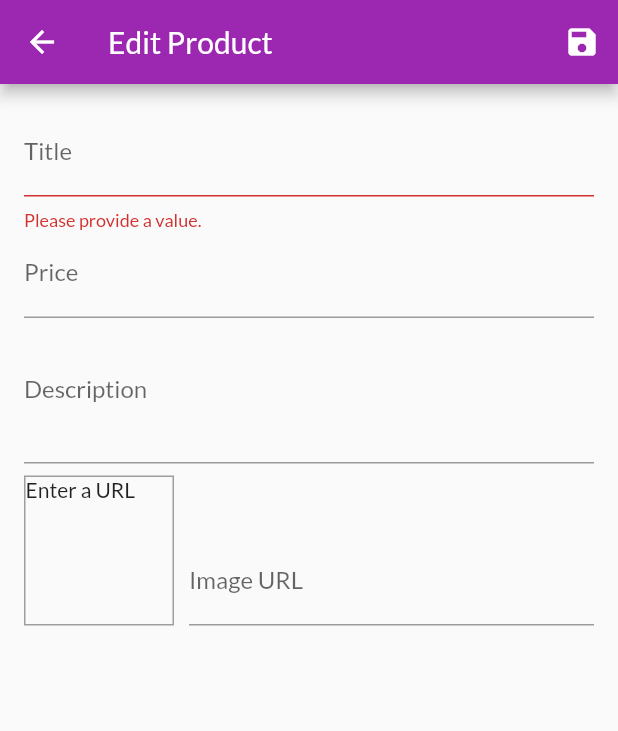
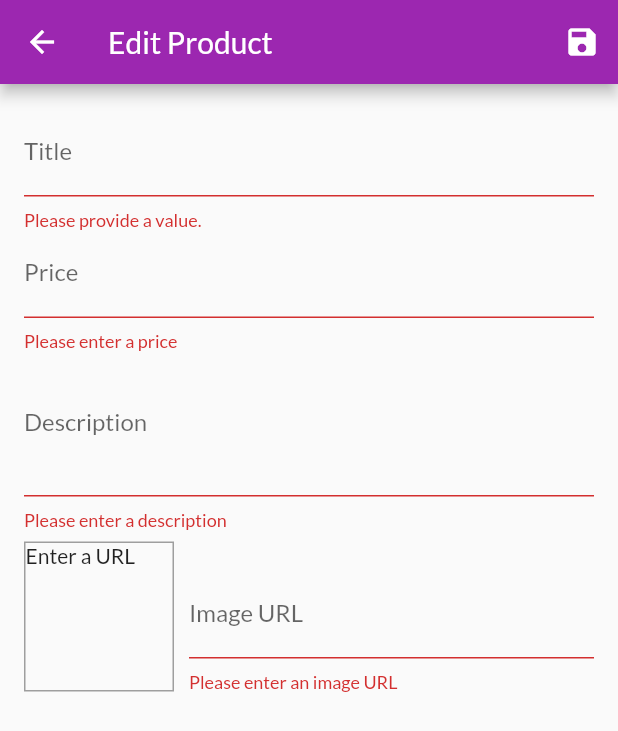
Before and after one commit to Hiro-o-ai/shop_app, a Flutter app: the EditProductScreen screen opened by its route, after a tap on the "save" icon, on a phone screen of 412 x 824 dp. Shown: the top 731 px of the screen. Run offline on Flutter 3.47's test engine with Material 2 defaults, Android fonts, the phone set to English and light mode, and no system bars; network calls fail.

Commit message:
validationを他にも対応

```diff
--- a/lib/screens/edit_product_screen.dart
+++ b/lib/screens/edit_product_screen.dart
@@ -47,6 +47,14 @@ class _EditProductScreenState extends State<EditProductScreen> {
 
   void _updateImageUrl() {
     if (!_imageURLFocusNode.hasFocus) {
+      if (_imageURLController.text.isEmpty ||
+          _imageURLController.text.startsWith('http') ||
+          _imageURLController.text.startsWith('https') ||
+          (!_imageURLController.text.endsWith('.png') &&
+              !_imageURLController.text.endsWith('.jpg') &&
+              !_imageURLController.text.endsWith('.jpeg'))) {
+        return;
+      }
       setState(() {});
     }
   }
@@ -119,6 +127,19 @@ class _EditProductScreenState extends State<EditProductScreen> {
                 onFieldSubmitted: (_) {
                   FocusScope.of(context).requestFocus(_descriptionFocusNode);
                 },
+                validator: (value) {
+                  if (value.isEmpty) {
+                    return 'Please enter a price';
+                  }
+                  // tryParseは数値に変換できなくてもエラーとならないメソッド
+                  if (double.tryParse(value) == null) {
+                    return 'Please enter a valid number.';
+                  }
+                  if (double.parse(value) <= 0) {
+                    return 'Please enter a number greater than zero';
+                  }
+                  return null;
+                },
                 // valueは常にstringなので注意
                 onSaved: (value) {
                   _editedProduct = Product(
@@ -135,6 +156,15 @@ class _EditProductScreenState extends State<EditProductScreen> {
                 keyboardType: TextInputType.multiline,
                 onFieldSubmitted: (_) {
                   FocusScope.of(context).requestFocus(_priceFocusNode);
+                },
+                validator: (value) {
+                  if (value.isEmpty) {
+                    return 'Please enter a description';
+                  }
+                  if (value.length < 10) {
+                    return 'Should be at least 10 characters long';
+                  }
+                  return null;
                 },
                 onSaved: (value) {
                   _editedProduct = Product(
@@ -186,6 +216,24 @@ class _EditProductScreenState extends State<EditProductScreen> {
                       onFieldSubmitted: (_) {
                         _saveForm();
                       },
+                      validator: (value) {
+                        if (value.isEmpty) {
+                          return 'Please enter an image URL';
+                        }
+                        // if (!value.startsWith('http') &&
+                        //     !value.startsWith('https'))
+                        // 上としたは同じ意味
+                        if (value.startsWith('http') ||
+                            value.startsWith('https')) {
+                          return 'Please enter a valid URL.';
+                        }
+                        if (!value.endsWith('.png') &&
+                            !value.endsWith('.jpg') &&
+                            !value.endsWith('.jpeg')) {
+                          return 'Please enter a valid image URL';
+                        }
+                        return null;
+                      },
                       onSaved: (value) {
                         _editedProduct = Product(
                             id: null,
```
